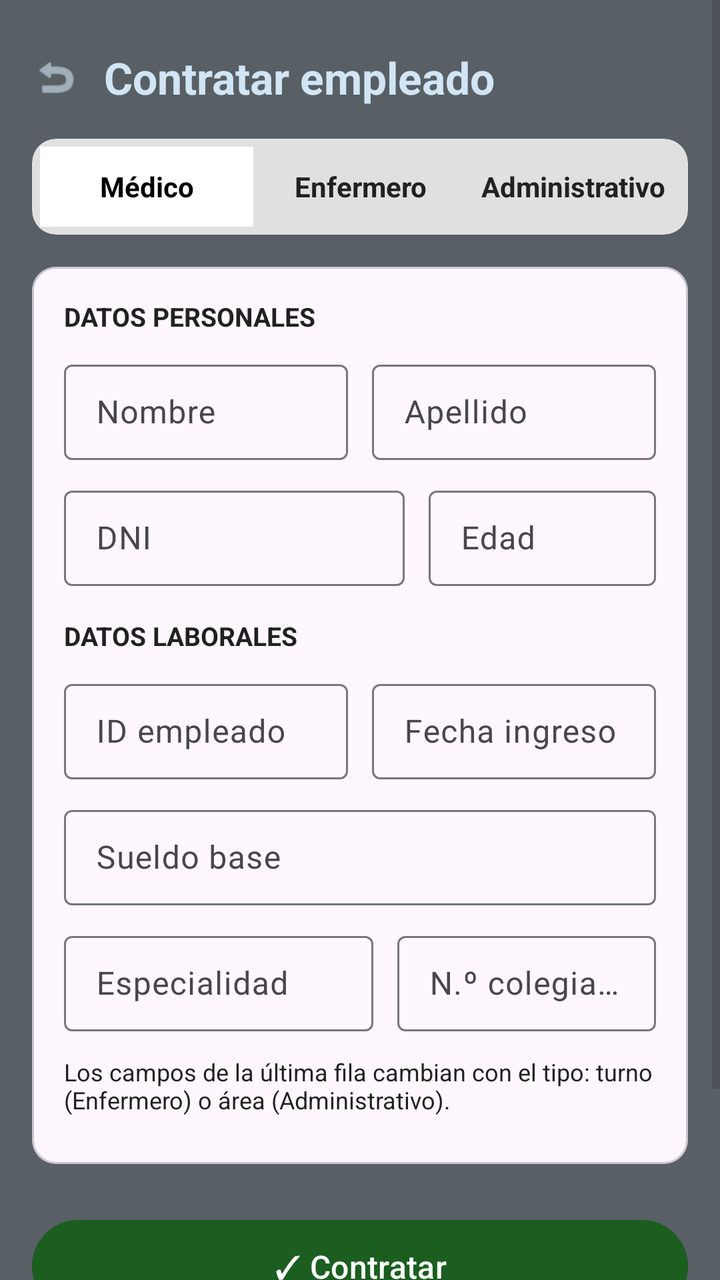
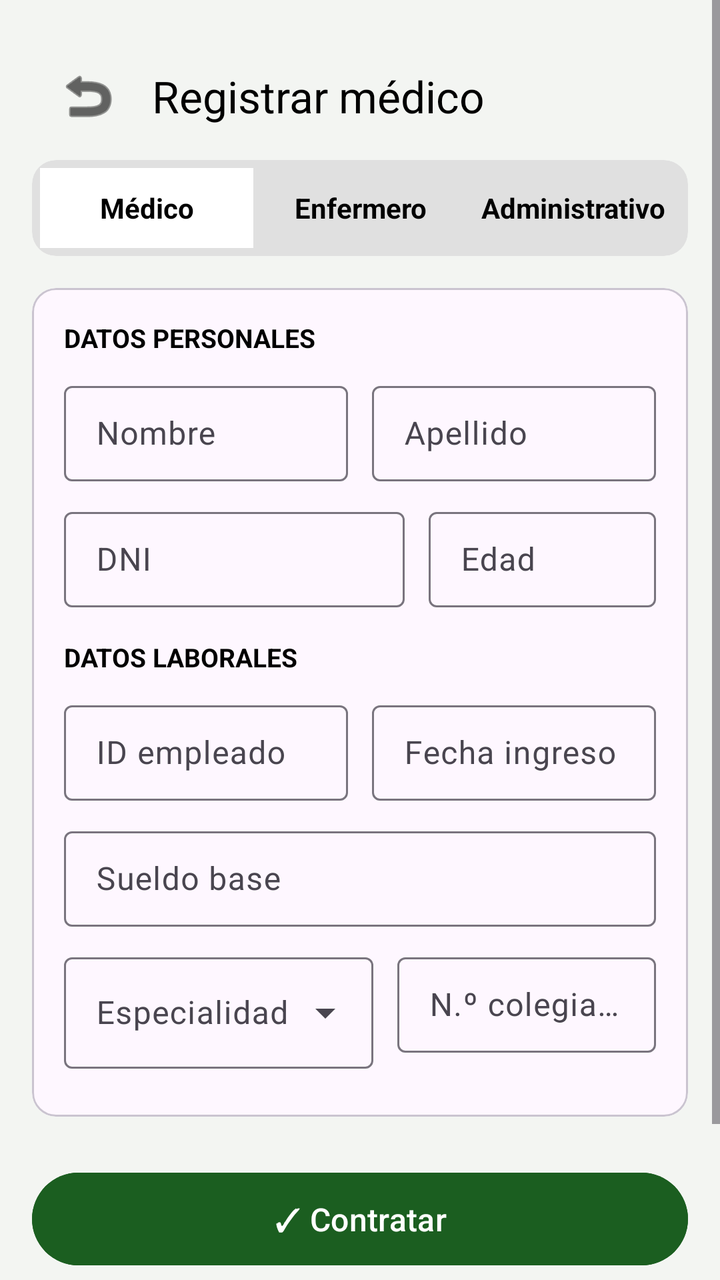

Two renders of the same Android screen: before a commit and after it. Below are the layout's source before the change and the commit's diff.
<!-- AndroidManifest.xml: application theme Theme.SanRafael -->
<!-- res/layout/activity_formulario.xml -->
<?xml version="1.0" encoding="utf-8"?>
<ScrollView xmlns:android="http://schemas.android.com/apk/res/android"
    xmlns:app="http://schemas.android.com/apk/res-auto"
    xmlns:tools="http://schemas.android.com/tools"
    android:layout_width="match_parent"
    android:layout_height="match_parent"
    android:background="@color/material_dynamic_neutral_variant40"
    android:fillViewport="true">

    <LinearLayout
        android:layout_width="match_parent"
        android:layout_height="wrap_content"
        android:orientation="vertical"
        android:padding="16dp">

        
        <LinearLayout
            android:layout_width="match_parent"
            android:layout_height="wrap_content"
            android:layout_marginTop="8dp"
            android:layout_marginBottom="16dp"
            android:gravity="center_vertical"
            android:orientation="horizontal">

            <ImageView
                android:id="@+id/btnBack"
                android:layout_width="24dp"
                android:layout_height="24dp"
                android:layout_marginEnd="12dp"
                android:background="?attr/selectableItemBackgroundBorderless"
                android:clickable="true"
                android:contentDescription="Volver"
                android:focusable="true"
                android:src="@android:drawable/ic_menu_revert"
                app:tint="@color/material_dynamic_secondary90" />

            <TextView
                android:layout_width="wrap_content"
                android:layout_height="wrap_content"
                android:text="Contratar empleado"
                android:textColor="@color/material_dynamic_secondary90"
                android:textSize="22sp"
                android:textStyle="bold" />
        </LinearLayout>

        
        <com.google.android.material.card.MaterialCardView
            android:layout_width="match_parent"
            android:layout_height="wrap_content"
            android:layout_marginBottom="16dp"
            app:cardBackgroundColor="#E0E0E0"
            app:cardCornerRadius="12dp"
            app:strokeWidth="0dp">

            <LinearLayout
                android:layout_width="match_parent"
                android:layout_height="wrap_content"
                android:orientation="horizontal"
                android:padding="4dp">

                <TextView
                    android:id="@+id/tabMedico"
                    android:layout_width="0dp"
                    android:layout_height="40dp"
                    android:layout_weight="1"
                    android:background="@color/white"
                    android:clickable="true"
                    android:focusable="true"
                    android:gravity="center"
                    android:text="Médico"
                    android:textColor="@color/black"
                    android:textStyle="bold" />

                <TextView
                    android:id="@+id/tabEnfermero"
                    android:layout_width="0dp"
                    android:layout_height="40dp"
                    android:layout_weight="1"
                    android:background="@android:color/transparent"
                    android:clickable="true"
                    android:focusable="true"
                    android:gravity="center"
                    android:text="Enfermero"
                    android:textColor="@color/text_secondary"
                    android:textStyle="bold" />

                <TextView
                    android:id="@+id/tabAdministrativo"
                    android:layout_width="0dp"
                    android:layout_height="40dp"
                    android:layout_weight="1"
                    android:background="@android:color/transparent"
                    android:clickable="true"
                    android:focusable="true"
                    android:gravity="center"
                    android:text="Administrativo"
                    android:textColor="@color/text_secondary"
                    android:textStyle="bold" />
            </LinearLayout>
        </com.google.android.material.card.MaterialCardView>

        
        <com.google.android.material.card.MaterialCardView
            style="@style/MaterialAlertDialog.Material3Expressive"
            android:layout_width="match_parent"
            android:layout_height="wrap_content"
            android:layout_marginBottom="16dp">

            <LinearLayout
                android:layout_width="match_parent"
                android:layout_height="wrap_content"
                android:orientation="vertical"
                android:padding="16dp">

                
                <TextView
                    android:layout_width="wrap_content"
                    android:layout_height="wrap_content"
                    android:layout_marginBottom="10dp"
                    android:text="DATOS PERSONALES"
                    android:textColor="@color/text_secondary"
                    android:textSize="13sp"
                    android:textStyle="bold" />

                
                <LinearLayout
                    android:layout_width="match_parent"
                    android:layout_height="wrap_content"
                    android:layout_marginBottom="10dp"
                    android:baselineAligned="false"
                    android:orientation="horizontal">

                    <com.google.android.material.textfield.TextInputLayout
                        style="@style/Widget.Material3.TextInputLayout.OutlinedBox.Dense"
                        android:layout_width="0dp"
                        android:layout_height="wrap_content"
                        android:layout_marginEnd="6dp"
                        android:layout_weight="1"
                        android:hint="Nombre">

                        <com.google.android.material.textfield.TextInputEditText
                            android:id="@+id/etNombre"
                            android:layout_width="match_parent"
                            android:layout_height="wrap_content"
                            android:inputType="textPersonName"
                            android:maxLines="1" />
                    </com.google.android.material.textfield.TextInputLayout>

                    <com.google.android.material.textfield.TextInputLayout
                        style="@style/Widget.Material3.TextInputLayout.OutlinedBox.Dense"
                        android:layout_width="0dp"
                        android:layout_height="wrap_content"
                        android:layout_marginStart="6dp"
                        android:layout_weight="1"
                        android:hint="Apellido">

                        <com.google.android.material.textfield.TextInputEditText
                            android:id="@+id/etApellido"
                            android:layout_width="match_parent"
                            android:layout_height="wrap_content"
                            android:inputType="textPersonName"
                            android:maxLines="1" />
                    </com.google.android.material.textfield.TextInputLayout>
                </LinearLayout>

                
                <LinearLayout
                    android:layout_width="match_parent"
                    android:layout_height="wrap_content"
                    android:layout_marginBottom="16dp"
                    android:baselineAligned="false"
                    android:orientation="horizontal">

                    <com.google.android.material.textfield.TextInputLayout
                        style="@style/Widget.Material3.TextInputLayout.OutlinedBox.Dense"
                        android:layout_width="0dp"
                        android:layout_height="wrap_content"
                        android:layout_marginEnd="6dp"
                        android:layout_weight="1.2"
                        android:hint="DNI">

                        <com.google.android.material.textfield.TextInputEditText
                            android:id="@+id/etIdentidad"
                            android:layout_width="match_parent"
                            android:layout_height="wrap_content"
                            android:inputType="text"
                            android:maxLines="1" />
                    </com.google.android.material.textfield.TextInputLayout>

                    <com.google.android.material.textfield.TextInputLayout
                        style="@style/Widget.Material3.TextInputLayout.OutlinedBox.Dense"
                        android:layout_width="0dp"
                        android:layout_height="wrap_content"
                        android:layout_marginStart="6dp"
                        android:layout_weight="0.8"
                        android:hint="Edad">

                        <com.google.android.material.textfield.TextInputEditText
                            android:id="@+id/etEdad"
                            android:layout_width="match_parent"
                            android:layout_height="wrap_content"
                            android:inputType="number"
                            android:maxLines="1" />
                    </com.google.android.material.textfield.TextInputLayout>
                </LinearLayout>

                
                <TextView
                    android:layout_width="wrap_content"
                    android:layout_height="wrap_content"
                    android:layout_marginBottom="10dp"
                    android:text="DATOS LABORALES"
                    android:textColor="@color/text_secondary"
                    android:textSize="13sp"
                    android:textStyle="bold" />

                
                <LinearLayout
                    android:layout_width="match_parent"
                    android:layout_height="wrap_content"
                    android:layout_marginBottom="10dp"
                    android:baselineAligned="false"
                    android:orientation="horizontal">

                    <com.google.android.material.textfield.TextInputLayout
                        style="@style/Widget.Material3.TextInputLayout.OutlinedBox.Dense"
                        android:layout_width="0dp"
                        android:layout_height="wrap_content"
                        android:layout_marginEnd="6dp"
                        android:layout_weight="1"
                        android:hint="ID empleado">

                        <com.google.android.material.textfield.TextInputEditText
                            android:id="@+id/etIdEmpleado"
                            android:layout_width="match_parent"
                            android:layout_height="wrap_content"
                            android:inputType="text"
                            android:maxLines="1" />
                    </com.google.android.material.textfield.TextInputLayout>

                    <com.google.android.material.textfield.TextInputLayout
                        style="@style/Widget.Material3.TextInputLayout.OutlinedBox.Dense"
                        android:layout_width="0dp"
                        android:layout_height="wrap_content"
                        android:layout_marginStart="6dp"
                        android:layout_weight="1"
                        android:hint="Fecha ingreso">

                        <com.google.android.material.textfield.TextInputEditText
                            android:id="@+id/etFechaIngreso"
                            android:layout_width="match_parent"
                            android:layout_height="wrap_content"
                            android:inputType="date"
                            android:maxLines="1" />
                    </com.google.android.material.textfield.TextInputLayout>
                </LinearLayout>

                
                <com.google.android.material.textfield.TextInputLayout
                    style="@style/Widget.Material3.TextInputLayout.OutlinedBox.Dense"
                    android:layout_width="match_parent"
                    android:layout_height="wrap_content"
                    android:layout_marginBottom="10dp"
                    android:hint="Sueldo base"
                    app:suffixText="COP">

                    <com.google.android.material.textfield.TextInputEditText
                        android:id="@+id/etSueldo"
                        android:layout_width="match_parent"
                        android:layout_height="wrap_content"
                        android:inputType="numberDecimal"
                        android:maxLines="1" />
                </com.google.android.material.textfield.TextInputLayout>

                
                <LinearLayout
                    android:layout_width="match_parent"
                    android:layout_height="wrap_content"
                    android:layout_marginBottom="8dp"
                    android:baselineAligned="false"
                    android:orientation="horizontal">

                    <com.google.android.material.textfield.TextInputLayout
                        android:id="@+id/tilCampoDinamico1"
                        style="@style/Widget.Material3.TextInputLayout.OutlinedBox.Dense"
                        android:layout_width="0dp"
                        android:layout_height="wrap_content"
                        android:layout_marginEnd="6dp"
                        android:layout_weight="1.2"
                        android:hint="Especialidad">

                        <com.google.android.material.textfield.TextInputEditText
                            android:id="@+id/etCampoDinamico1"
                            android:layout_width="match_parent"
                            android:layout_height="wrap_content"
                            android:inputType="text"
                            android:maxLines="1" />
                    </com.google.android.material.textfield.TextInputLayout>

                    <com.google.android.material.textfield.TextInputLayout
                        android:id="@+id/tilCampoDinamico2"
                        style="@style/Widget.Material3.TextInputLayout.OutlinedBox.Dense"
                        android:layout_width="0dp"
                        android:layout_height="wrap_content"
                        android:layout_marginStart="6dp"
                        android:layout_weight="1"
                        android:hint="N.º colegiado">

                        <com.google.android.material.textfield.TextInputEditText
                            android:id="@+id/etCampoDinamico2"
                            android:layout_width="match_parent"
                            android:layout_height="wrap_content"
                            android:inputType="text"
                            android:maxLines="1" />
                    </com.google.android.material.textfield.TextInputLayout>
                </LinearLayout>

                <TextView
                    android:id="@+id/tvNotaDinamica"
                    android:layout_width="match_parent"
                    android:layout_height="wrap_content"
                    android:layout_marginTop="4dp"
                    android:layout_marginBottom="8dp"
                    android:text="Los campos de la última fila cambian con el tipo: turno (Enfermero) o área (Administrativo)."
                    android:textColor="@color/text_secondary"
                    android:textSize="12sp" />

            </LinearLayout>
        </com.google.android.material.card.MaterialCardView>

        
        <Button
            android:id="@+id/btnContratar"
            android:layout_width="match_parent"
            android:layout_height="wrap_content"
            android:layout_marginTop="8dp"
            android:layout_marginBottom="16dp"
            android:backgroundTint="@color/hospital_green"
            android:paddingVertical="12dp"
            android:text="✓ Contratar"
            android:textColor="@color/white"
            android:textSize="16sp" />

        
        <Button
            android:id="@+id/btnMostrarLista"
            style="@style/Widget.Material3.Button.ElevatedButton"
            android:layout_width="match_parent"
            android:layout_height="wrap_content"
            android:layout_marginBottom="12dp"
            android:text="Mostrar Empleados Registrados" />

    </LinearLayout>
</ScrollView>
<!-- resources referenced by this layout -->
<resources>
  <color name="black">#FF000000</color>
  <color name="hospital_green">#1B5E20</color>
  <color name="text_secondary">#212121</color>
  <color name="white">#FFFFFFFF</color>
  <style name="Theme.SanRafael" parent="Base.Theme.SanRafael" />
  <style name="Base.Theme.SanRafael" parent="Theme.Material3.DayNight.NoActionBar">
          
          
      </style>
</resources>

<!-- the commit's change to res/layout/activity_formulario.xml (unified diff, before → after) -->
@@ -4,7 +4,7 @@
     xmlns:tools="http://schemas.android.com/tools"
     android:layout_width="match_parent"
     android:layout_height="match_parent"
-    android:background="@color/material_dynamic_neutral_variant40"
+    android:background="@color/cm_fondo"
     android:fillViewport="true">
 
     <LinearLayout
@@ -14,34 +14,17 @@
         android:padding="16dp">
 
         
-        <LinearLayout
-            android:layout_width="match_parent"
-            android:layout_height="wrap_content"
-            android:layout_marginTop="8dp"
-            android:layout_marginBottom="16dp"
-            android:gravity="center_vertical"
-            android:orientation="horizontal">
-
-            <ImageView
-                android:id="@+id/btnBack"
-                android:layout_width="24dp"
-                android:layout_height="24dp"
-                android:layout_marginEnd="12dp"
-                android:background="?attr/selectableItemBackgroundBorderless"
-                android:clickable="true"
-                android:contentDescription="Volver"
-                android:focusable="true"
-                android:src="@android:drawable/ic_menu_revert"
-                app:tint="@color/material_dynamic_secondary90" />
-
-            <TextView
-                android:layout_width="wrap_content"
-                android:layout_height="wrap_content"
-                android:text="Contratar empleado"
-                android:textColor="@color/material_dynamic_secondary90"
-                android:textSize="22sp"
-                android:textStyle="bold" />
-        </LinearLayout>
+        <com.google.android.material.appbar.MaterialToolbar
+            android:id="@+id/toolbarFormulario"
+            android:layout_width="match_parent"
+            android:layout_height="?attr/actionBarSize"
+            android:background="@color/cm_fondo"
+            app:title="Registrar médico"
+            app:titleTextColor="@color/black"
+            app:navigationIcon="@android:drawable/ic_menu_revert"
+            app:navigationIconTint="@color/black"
+            app:navigationContentDescription="Volver"
+            app:titleTextAppearance="@style/TextAppearance.Material3.TitleLarge" />
 
         
         <com.google.android.material.card.MaterialCardView
@@ -81,7 +64,7 @@
                     android:focusable="true"
                     android:gravity="center"
                     android:text="Enfermero"
-                    android:textColor="@color/text_secondary"
+                    android:textColor="@color/black"
                     android:textStyle="bold" />
 
                 <TextView
@@ -94,7 +77,7 @@
                     android:focusable="true"
                     android:gravity="center"
                     android:text="Administrativo"
-                    android:textColor="@color/text_secondary"
+                    android:textColor="@color/black"
                     android:textStyle="bold" />
             </LinearLayout>
         </com.google.android.material.card.MaterialCardView>
@@ -118,7 +101,7 @@
                     android:layout_height="wrap_content"
                     android:layout_marginBottom="10dp"
                     android:text="DATOS PERSONALES"
-                    android:textColor="@color/text_secondary"
+                    android:textColor="@color/black"
                     android:textSize="13sp"
                     android:textStyle="bold" />
 
@@ -136,14 +119,16 @@
                         android:layout_height="wrap_content"
                         android:layout_marginEnd="6dp"
                         android:layout_weight="1"
-                        android:hint="Nombre">
+                        android:hint="Nombre"
+                        app:hintTextColor="@color/black">
 
                         <com.google.android.material.textfield.TextInputEditText
                             android:id="@+id/etNombre"
                             android:layout_width="match_parent"
                             android:layout_height="wrap_content"
                             android:inputType="textPersonName"
-                            android:maxLines="1" />
+                            android:maxLines="1"
+                            android:textColor="@color/black" />
                     </com.google.android.material.textfield.TextInputLayout>
 
                     <com.google.android.material.textfield.TextInputLayout
@@ -152,14 +137,16 @@
                         android:layout_height="wrap_content"
                         android:layout_marginStart="6dp"
                         android:layout_weight="1"
-                        android:hint="Apellido">
+                        android:hint="Apellido"
+                        app:hintTextColor="@color/black">
 
                         <com.google.android.material.textfield.TextInputEditText
                             android:id="@+id/etApellido"
                             android:layout_width="match_parent"
                             android:layout_height="wrap_content"
                             android:inputType="textPersonName"
-                            android:maxLines="1" />
+                            android:maxLines="1"
+                            android:textColor="@color/black" />
                     </com.google.android.material.textfield.TextInputLayout>
                 </LinearLayout>
 
@@ -177,14 +164,16 @@
                         android:layout_height="wrap_content"
                         android:layout_marginEnd="6dp"
                         android:layout_weight="1.2"
-                        android:hint="DNI">
+                        android:hint="DNI"
+                        app:hintTextColor="@color/black">
 
                         <com.google.android.material.textfield.TextInputEditText
                             android:id="@+id/etIdentidad"
                             android:layout_width="match_parent"
                             android:layout_height="wrap_content"
                             android:inputType="text"
-                            android:maxLines="1" />
+                            android:maxLines="1"
+                            android:textColor="@color/black" />
                     </com.google.android.material.textfield.TextInputLayout>
 
                     <com.google.android.material.textfield.TextInputLayout
@@ -193,14 +182,16 @@
                         android:layout_height="wrap_content"
                         android:layout_marginStart="6dp"
                         android:layout_weight="0.8"
-                        android:hint="Edad">
+                        android:hint="Edad"
+                        app:hintTextColor="@color/black">
 
                         <com.google.android.material.textfield.TextInputEditText
                             android:id="@+id/etEdad"
                             android:layout_width="match_parent"
                             android:layout_height="wrap_content"
                             android:inputType="number"
-                            android:maxLines="1" />
+                            android:maxLines="1"
+                            android:textColor="@color/black" />
                     </com.google.android.material.textfield.TextInputLayout>
                 </LinearLayout>
 
@@ -210,7 +201,7 @@
                     android:layout_height="wrap_content"
                     android:layout_marginBottom="10dp"
                     android:text="DATOS LABORALES"
-                    android:textColor="@color/text_secondary"
+                    android:textColor="@color/black"
                     android:textSize="13sp"
                     android:textStyle="bold" />
 
@@ -228,14 +219,16 @@
                         android:layout_height="wrap_content"
                         android:layout_marginEnd="6dp"
                         android:layout_weight="1"
-                        android:hint="ID empleado">
+                        android:hint="ID empleado"
+                        app:hintTextColor="@color/black">
 
                         <com.google.android.material.textfield.TextInputEditText
                             android:id="@+id/etIdEmpleado"
                             android:layout_width="match_parent"
                             android:layout_height="wrap_content"
                             android:inputType="text"
-                            android:maxLines="1" />
+                            android:maxLines="1"
+                            android:textColor="@color/black" />
                     </com.google.android.material.textfield.TextInputLayout>
 
                     <com.google.android.material.textfield.TextInputLayout
@@ -244,14 +237,16 @@
                         android:layout_height="wrap_content"
                         android:layout_marginStart="6dp"
                         android:layout_weight="1"
-                        android:hint="Fecha ingreso">
+                        android:hint="Fecha ingreso"
+                        app:hintTextColor="@color/black">
 
                         <com.google.android.material.textfield.TextInputEditText
                             android:id="@+id/etFechaIngreso"
                             android:layout_width="match_parent"
                             android:layout_height="wrap_content"
                             android:inputType="date"
-                            android:maxLines="1" />
+                            android:maxLines="1"
+                            android:textColor="@color/black" />
                     </com.google.android.material.textfield.TextInputLayout>
                 </LinearLayout>
 
@@ -262,14 +257,17 @@
                     android:layout_height="wrap_content"
                     android:layout_marginBottom="10dp"
                     android:hint="Sueldo base"
-                    app:suffixText="COP">
+                    app:hintTextColor="@color/black"
+                    app:suffixText="COP"
+                    app:suffixTextColor="@color/black">
 
                     <com.google.android.material.textfield.TextInputEditText
                         android:id="@+id/etSueldo"
                         android:layout_width="match_parent"
                         android:layout_height="wrap_content"
                         android:inputType="numberDecimal"
-                        android:maxLines="1" />
+                        android:maxLines="1"
+                        android:textColor="@color/black" />
                 </com.google.android.material.textfield.TextInputLayout>
 
                 
@@ -282,48 +280,42 @@
 
                     <com.google.android.material.textfield.TextInputLayout
                         android:id="@+id/tilCampoDinamico1"
-                        style="@style/Widget.Material3.TextInputLayout.OutlinedBox.Dense"
+                        style="@style/Widget.Material3.TextInputLayout.OutlinedBox.ExposedDropdownMenu"
                         android:layout_width="0dp"
                         android:layout_height="wrap_content"
                         android:layout_marginEnd="6dp"
                         android:layout_weight="1.2"
-                        android:hint="Especialidad">
-
-                        <com.google.android.material.textfield.TextInputEditText
+                        android:hint="Especialidad"
+                        app:hintTextColor="@color/black">
+
+                        <com.google.android.material.textfield.MaterialAutoCompleteTextView
                             android:id="@+id/etCampoDinamico1"
                             android:layout_width="match_parent"
                             android:layout_height="wrap_content"
+                            android:inputType="textCapWords"
+                            android:maxLines="1"
+                            android:textColor="@color/black" />
+                    </com.google.android.material.textfield.TextInputLayout>
+
+                    <com.google.android.material.textfield.TextInputLayout
+                        android:id="@+id/tilCampoDinamico2"
+                        style="@style/Widget.Material3.TextInputLayout.OutlinedBox.Dense"
+                        android:layout_width="0dp"
+                        android:layout_height="wrap_content"
+                        android:layout_marginStart="6dp"
+                        android:layout_weight="1"
+                        android:hint="N.º colegiado"
+                        app:hintTextColor="@color/black">
+
+                        <com.google.android.material.textfield.TextInputEditText
+                            android:id="@+id/etCampoDinamico2"
+                            android:layout_width="match_parent"
+                            android:layout_height="wrap_content"
                             android:inputType="text"
-                            android:maxLines="1" />
-                    </com.google.android.material.textfield.TextInputLayout>
-
-                    <com.google.android.material.textfield.TextInputLayout
-                        android:id="@+id/tilCampoDinamico2"
-                        style="@style/Widget.Material3.TextInputLayout.OutlinedBox.Dense"
-                        android:layout_width="0dp"
-                        android:layout_height="wrap_content"
-                        android:layout_marginStart="6dp"
-                        android:layout_weight="1"
-                        android:hint="N.º colegiado">
-
-                        <com.google.android.material.textfield.TextInputEditText
-                            android:id="@+id/etCampoDinamico2"
-                            android:layout_width="match_parent"
-                            android:layout_height="wrap_content"
-                            android:inputType="text"
-                            android:maxLines="1" />
+                            android:maxLines="1"
+                            android:textColor="@color/black" />
                     </com.google.android.material.textfield.TextInputLayout>
                 </LinearLayout>
-
-                <TextView
-                    android:id="@+id/tvNotaDinamica"
-                    android:layout_width="match_parent"
-                    android:layout_height="wrap_content"
-                    android:layout_marginTop="4dp"
-                    android:layout_marginBottom="8dp"
-                    android:text="Los campos de la última fila cambian con el tipo: turno (Enfermero) o área (Administrativo)."
-                    android:textColor="@color/text_secondary"
-                    android:textSize="12sp" />
 
             </LinearLayout>
         </com.google.android.material.card.MaterialCardView>
@@ -348,7 +340,8 @@
             android:layout_width="match_parent"
             android:layout_height="wrap_content"
             android:layout_marginBottom="12dp"
-            android:text="Mostrar Empleados Registrados" />
+            android:text="Mostrar Empleados Registrados"
+            android:textColor="@color/black" />
 
     </LinearLayout>
 </ScrollView>
<!-- resource entries referenced after the edit -->
@@ -1,8 +1,8 @@
 <!-- resources referenced by this layout -->
 <resources>
   <color name="black">#FF000000</color>
+  <color name="cm_fondo">#F3F5F2</color>
   <color name="hospital_green">#1B5E20</color>
-  <color name="text_secondary">#212121</color>
   <color name="white">#FFFFFFFF</color>
   <style name="Theme.SanRafael" parent="Base.Theme.SanRafael" />
   <style name="Base.Theme.SanRafael" parent="Theme.Material3.DayNight.NoActionBar">
